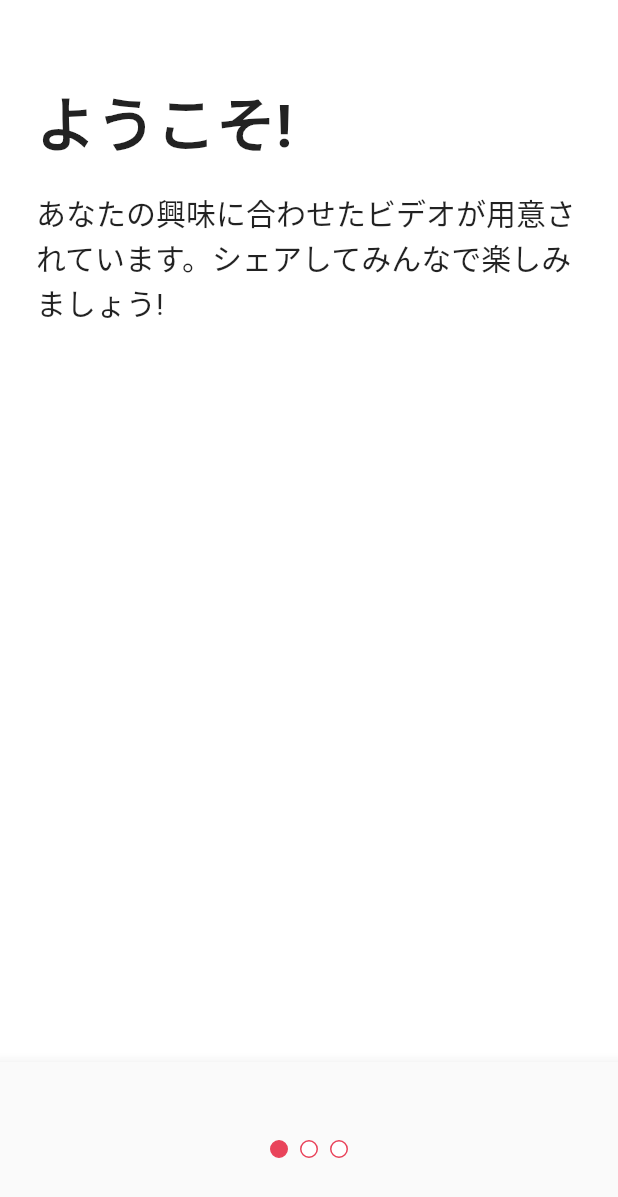
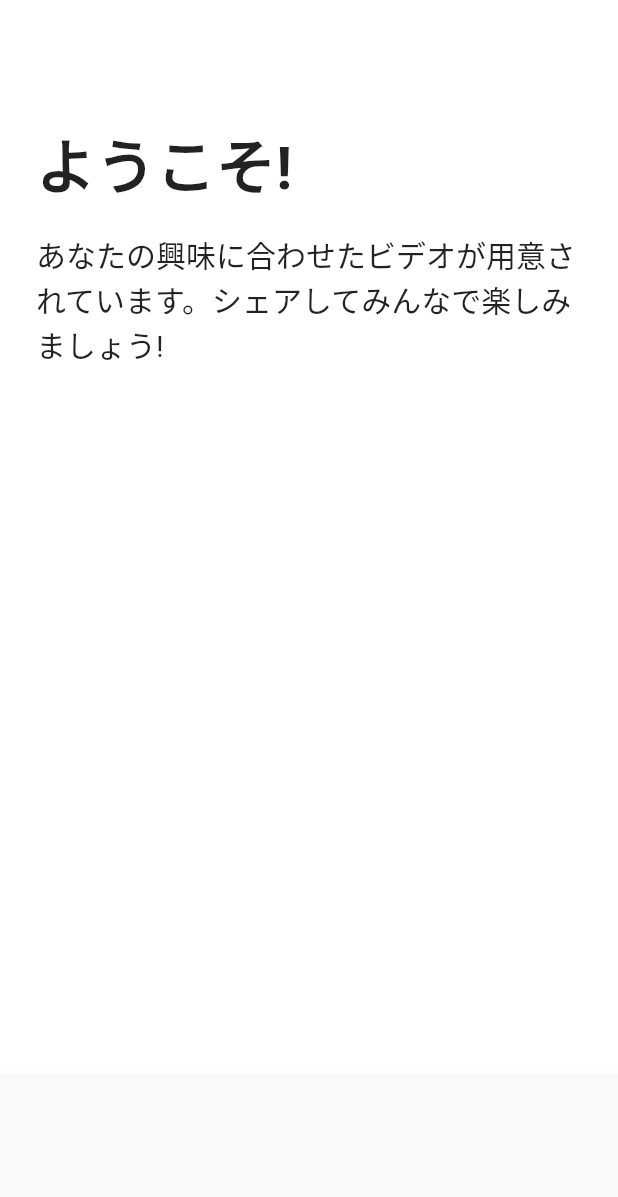
Before and after one commit to kmnkit/tiktok_clone, a Flutter app: the TutorialScreen screen opened directly, on a phone screen of 412 x 824 dp. Shown: the top 1197 px of the screen. Run offline on Flutter 3.47's test engine with Material 2 defaults, Android fonts, the phone set to English and light mode, and no system bars; our stand-ins replace font_awesome_flutter.

```diff
--- a/lib/features/onboarding/screens/tutorial.dart
+++ b/lib/features/onboarding/screens/tutorial.dart
@@ -1,6 +1,11 @@
+import 'package:flutter/cupertino.dart';
 import 'package:flutter/material.dart';
 import 'package:tiktok_clone/constants/gaps.dart';
 import 'package:tiktok_clone/constants/sizes.dart';
+
+enum Direction { right, left }
+
+enum Page { first, second }
 
 class TutorialScreen extends StatefulWidget {
   const TutorialScreen({super.key});
@@ -10,22 +15,53 @@ class TutorialScreen extends StatefulWidget {
 }
 
 class _TutorialScreenState extends State<TutorialScreen> {
+  Direction _direction = Direction.right;
+  Page _showingPage = Page.first;
+
+  void _onPanUpdate(DragUpdateDetails details) {
+    if (details.delta.dx > 0) {
+      setState(() {
+        _direction = Direction.right;
+      });
+    } else {
+      setState(() {
+        _direction = Direction.left;
+      });
+    }
+  }
+
+  void _onPanEnd(DragEndDetails details) {
+    if (_direction == Direction.left) {
+      setState(() {
+        _showingPage = Page.second;
+      });
+    } else {
+      setState(() {
+        _showingPage = Page.first;
+      });
+    }
+  }
+
   @override
   Widget build(BuildContext context) {
-    return DefaultTabController(
-      length: 3,
+    return GestureDetector(
+      onPanUpdate: _onPanUpdate,
+      onPanEnd: _onPanEnd,
       child: Scaffold(
-        body: const SafeArea(
-          child: TabBarView(
-            children: [
-              Padding(
-                padding: EdgeInsets.symmetric(
+        body: Padding(
+          padding: const EdgeInsets.symmetric(
             horizontal: Sizes.size24,
           ),
-                child: Column(
+          child: SafeArea(
+            child: AnimatedCrossFade(
+              duration: const Duration(milliseconds: 300),
+              crossFadeState: _showingPage == Page.first
+                  ? CrossFadeState.showFirst
+                  : CrossFadeState.showSecond,
+              firstChild: const Column(
                 crossAxisAlignment: CrossAxisAlignment.start,
                 children: [
-                    Gaps.v52,
+                  Gaps.v80,
                   Text(
                     'ようこそ!',
                     style: TextStyle(
@@ -42,15 +78,10 @@ class _TutorialScreenState extends State<TutorialScreen> {
                   ),
                 ],
               ),
-              ),
-              Padding(
-                padding: EdgeInsets.symmetric(
-                  horizontal: Sizes.size24,
-                ),
-                child: Column(
+              secondChild: const Column(
                 crossAxisAlignment: CrossAxisAlignment.start,
                 children: [
-                    Gaps.v52,
+                  Gaps.v80,
                   Text(
                     'Follow the rules!',
                     style: TextStyle(
@@ -60,7 +91,7 @@ class _TutorialScreenState extends State<TutorialScreen> {
                   ),
                   Gaps.v16,
                   Text(
-                      'あなたの興味に合わせたビデオが用意されています。シェアしてみんなで楽しみましょう!',
+                    '毎日をTiktokとともに楽しみましょう',
                     style: TextStyle(
                       fontSize: Sizes.size20,
                     ),
@@ -68,48 +99,20 @@ class _TutorialScreenState extends State<TutorialScreen> {
                 ],
               ),
             ),
-              Padding(
-                padding: EdgeInsets.symmetric(
-                  horizontal: Sizes.size24,
-                ),
-                child: Column(
-                  crossAxisAlignment: CrossAxisAlignment.start,
-                  children: [
-                    Gaps.v52,
-                    Text(
-                      'Enjoy the ride!',
-                      style: TextStyle(
-                        fontSize: Sizes.size40,
-                        fontWeight: FontWeight.bold,
-                      ),
-                    ),
-                    Gaps.v16,
-                    Text(
-                      'あなたの興味に合わせたビデオが用意されています。シェアしてみんなで楽しみましょう!',
-                      style: TextStyle(
-                        fontSize: Sizes.size20,
-                      ),
-                    ),
-                  ],
-                ),
-              ),
-            ],
           ),
         ),
         bottomNavigationBar: BottomAppBar(
-          child: Container(
           padding: const EdgeInsets.symmetric(
-              vertical: Sizes.size48,
+            vertical: Sizes.size24,
+            horizontal: Sizes.size24,
           ),
-            child: Row(
-              mainAxisAlignment: MainAxisAlignment.center,
-              children: [
-                TabPageSelector(
-                  color: Colors.white,
-                  selectedColor: Theme.of(context).primaryColor,
-                ),
-              ],
-            ),
+          child: AnimatedOpacity(
+            duration: const Duration(milliseconds: 150),
+            opacity: _showingPage == Page.first ? 0 : 1,
+            child: CupertinoButton(
+                color: Theme.of(context).primaryColor,
+                onPressed: () {},
+                child: const Text('入場する')),
           ),
         ),
       ),
```
Lines whose indentation alone changed are shown as unchanged.
